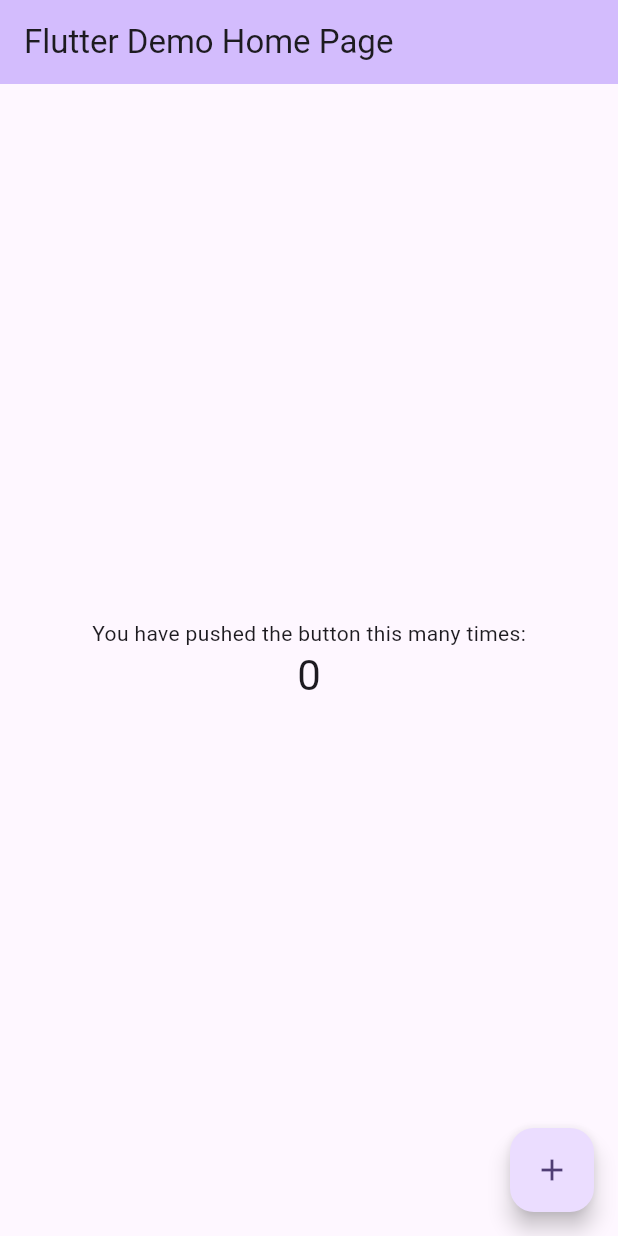
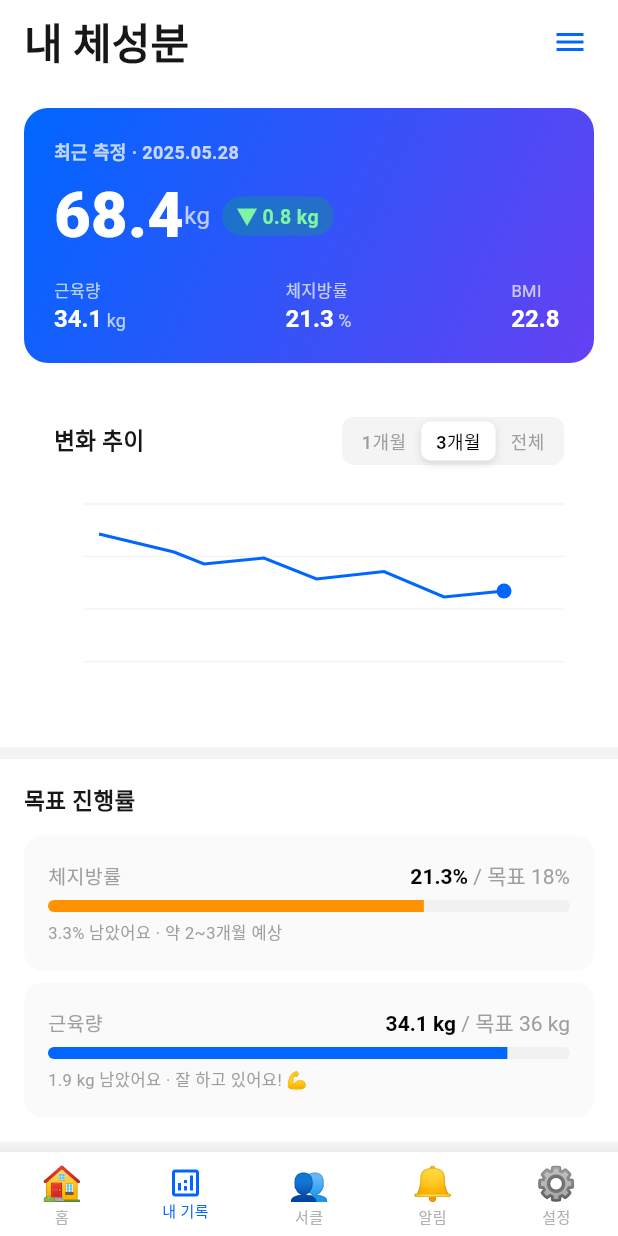
Before and after one commit to leeChaRam/FitMateFlutter, a Flutter app: the screen it shows after launch, on a phone screen of 412 x 824 dp. Run offline on Flutter 3.47's test engine with Material 3 defaults, Android fonts, the phone set to English and light mode, and no system bars.

Commit message:
fitmate dashbord create

```diff
--- a/lib/main.dart
+++ b/lib/main.dart
@@ -1,122 +1,72 @@
 import 'package:flutter/material.dart';
+import 'theme/FitMateTheme.dart';
+// 대쉬보드 화면 import
+import 'screens/dashboard.dart';
 
 void main() {
-  runApp(const MyApp());
+  runApp(const FitMateApp());
 }
 
-class MyApp extends StatelessWidget {
-  const MyApp({super.key});
+class FitMateApp extends StatelessWidget {
+  const FitMateApp({super.key});
 
   // This widget is the root of your application.
   @override
   Widget build(BuildContext context) {
     return MaterialApp(
-      title: 'Flutter Demo',
-      theme: ThemeData(
-        // This is the theme of your application.
-        //
-        // TRY THIS: Try running your application with "flutter run". You'll see
-        // the application has a purple toolbar. Then, without quitting the app,
-        // try changing the seedColor in the colorScheme below to Colors.green
-        // and then invoke "hot reload" (save your changes or press the "hot
-        // reload" button in a Flutter-supported IDE, or press "r" if you used
-        // the command line to start the app).
-        //
-        // Notice that the counter didn't reset back to zero; the application
-        // state is not lost during the reload. To reset the state, use hot
-        // restart instead.
-        //
-        // This works for code too, not just values: Most code changes can be
-        // tested with just a hot reload.
-        colorScheme: .fromSeed(seedColor: Colors.deepPurple),
-      ),
-      home: const MyHomePage(title: 'Flutter Demo Home Page'),
+      title: 'FitMate',
+      theme: FitMateTheme.lightTheme,
+      darkTheme: FitMateTheme.darkTheme,
+      themeMode: ThemeMode.system,
+      home: const MainNavigationScreen(),
+      debugShowCheckedModeBanner: false,
     );
   }
 }
 
-class MyHomePage extends StatefulWidget {
-  const MyHomePage({super.key, required this.title});
-
-  // This widget is the home page of your application. It is stateful, meaning
-  // that it has a State object (defined below) that contains fields that affect
-  // how it looks.
-
-  // This class is the configuration for the state. It holds the values (in this
-  // case the title) provided by the parent (in this case the App widget) and
-  // used by the build method of the State. Fields in a Widget subclass are
-  // always marked "final".
-
-  final String title;
+class MainNavigationScreen extends StatefulWidget {
+  const MainNavigationScreen({super.key});
 
   @override
-  State<MyHomePage> createState() => _MyHomePageState();
+  State<MainNavigationScreen> createState() => _MainNavigationScreenState();
 }
 
-class _MyHomePageState extends State<MyHomePage> {
-  int _counter = 0;
+class _MainNavigationScreenState extends State<MainNavigationScreen> {
+  int _selectedIndex = 1; // HTML 기본 상태인 '내 기록' 탭 활성화
 
-  void _incrementCounter() {
-    setState(() {
-      // This call to setState tells the Flutter framework that something has
-      // changed in this State, which causes it to rerun the build method below
-      // so that the display can reflect the updated values. If we changed
-      // _counter without calling setState(), then the build method would not be
-      // called again, and so nothing would appear to happen.
-      _counter++;
-    });
-  }
+  final List<Widget> _screens = [
+    const Center(child: Text('홈 화면'),),
+    const BodyCompositionsDashboard(),
+    const Center(child: Text('서클 화면')),
+    const Center(child: Text('알림 화면')),
+    const Center(child: Text('설정 화면')),
+  ];
 
   @override
   Widget build(BuildContext context) {
-    // This method is rerun every time setState is called, for instance as done
-    // by the _incrementCounter method above.
-    //
-    // The Flutter framework has been optimized to make rerunning build methods
-    // fast, so that you can just rebuild anything that needs updating rather
-    // than having to individually change instances of widgets.
     return Scaffold(
-      appBar: AppBar(
-        // TRY THIS: Try changing the color here to a specific color (to
-        // Colors.amber, perhaps?) and trigger a hot reload to see the AppBar
-        // change color while the other colors stay the same.
-        backgroundColor: Theme.of(context).colorScheme.inversePrimary,
-        // Here we take the value from the MyHomePage object that was created by
-        // the App.build method, and use it to set our appbar title.
-        title: Text(widget.title),
+      body: IndexedStack(
+        index: _selectedIndex,
+        children: _screens,
       ),
-      body: Center(
-        // Center is a layout widget. It takes a single child and positions it
-        // in the middle of the parent.
-        child: Column(
-          // Column is also a layout widget. It takes a list of children and
-          // arranges them vertically. By default, it sizes itself to fit its
-          // children horizontally, and tries to be as tall as its parent.
-          //
-          // Column has various properties to control how it sizes itself and
-          // how it positions its children. Here we use mainAxisAlignment to
-          // center the children vertically; the main axis here is the vertical
-          // axis because Columns are vertical (the cross axis would be
-          // horizontal).
-          //
-          // TRY THIS: Invoke "debug painting" (choose the "Toggle Debug Paint"
-          // action in the IDE, or press "p" in the console), to see the
-          // wireframe for each widget.
-          mainAxisAlignment: .center,
-          children: [
-            const Text('You have pushed the button this many times:'),
-            Text(
-              '$_counter',
-              style: Theme.of(context).textTheme.headlineMedium,
-            ),
-          ],
-        ),
-      ),
-      floatingActionButton: FloatingActionButton(
-        onPressed: _incrementCounter,
-        tooltip: 'Increment',
-        child: const Icon(Icons.add),
+      bottomNavigationBar: BottomNavigationBar(
+        currentIndex: _selectedIndex,
+        onTap: (index) => setState(() => _selectedIndex = index),
+        type: BottomNavigationBarType.fixed,
+        selectedItemColor: FitMateTheme.colorPrimary,
+        unselectedItemColor: Theme.of(context).colorScheme.outlineVariant,
+        selectedLabelStyle: const TextStyle(fontSize: 10, fontWeight: FontWeight.w500),
+        unselectedLabelStyle: const TextStyle(fontSize: 10, fontWeight: FontWeight.w500),
+        items: const [
+          BottomNavigationBarItem(icon: Text('🏠', style: TextStyle(fontSize: 22)), label: '홈'),
+          BottomNavigationBarItem(icon: Icon(Icons.analytics_outlined), label: '내 기록'),
+          BottomNavigationBarItem(icon: Text('👥', style: TextStyle(fontSize: 22)), label: '서클'),
+          BottomNavigationBarItem(icon: Text('🔔', style: TextStyle(fontSize: 22)), label: '알림'),
+          BottomNavigationBarItem(icon: Text('⚙️', style: TextStyle(fontSize: 22)), label: '설정'),
+        ],
       ),
     );
   }
+
+
 }
--- /dev/null
+++ b/lib/screens/dashboard.dart
@@ -0,0 +1,301 @@
+import 'package:flutter/material.dart';
+import 'package:fitmate_flutter/theme/FitMateTheme.dart';
+import 'package:fitmate_flutter/screens/input_screen.dart';
+
+class BodyCompositionsDashboard extends StatelessWidget {
+  const BodyCompositionsDashboard({super.key});
+
+  @override
+  Widget build(BuildContext context) {
+    final cs = Theme.of(context).colorScheme;
+
+    return Scaffold(
+      appBar: AppBar(
+        title: Text('내 체성분', style: TextStyle(fontSize: 28, fontWeight: FontWeight.bold, color: cs.onSurface)),
+        elevation: 0,
+        backgroundColor: Colors.transparent,
+        actions : [
+          IconButton(
+            onPressed: () {},
+            icon: const Icon(Icons.menu, color: FitMateTheme.colorPrimary),
+          ),
+          const SizedBox(width: 8),
+        ],
+      ),
+      body: SingleChildScrollView(
+        padding: const EdgeInsets.only(bottom: 40),
+        child: Column(
+          crossAxisAlignment: CrossAxisAlignment.start,
+          children: [
+            // 최신 측정 요약 그라데이션 카드
+            Padding(
+              padding: const EdgeInsets.all(16.0),
+              child: Container(
+                padding: const EdgeInsets.all(20),
+                decoration: BoxDecoration(
+                  gradient: const LinearGradient(
+                    colors: [FitMateTheme.colorPrimary, Color(0xff6541F2)],
+                    begin: Alignment.topLeft,
+                    end: Alignment.bottomRight,
+                  ),
+                  borderRadius:  BorderRadius.circular(FitMateTheme.radiusLg),
+                ),
+                child: Column(
+                  crossAxisAlignment: CrossAxisAlignment.start,
+                  children: [
+                    Text('최근 측정 · 2025.05.28', style: TextStyle(fontSize: 12, color: Colors.white.withOpacity(0.75), fontWeight: FontWeight.w600)),
+                    const SizedBox(height: 4),
+                    Row(
+                      // alignment: Alignment.baseline,
+                      textBaseline: TextBaseline.alphabetic,
+                      children: [
+                        const Text('68.4', style: TextStyle(fontSize: 42, fontWeight: FontWeight.w900, color: Colors.white)),
+                        const Text('kg', style: TextStyle(fontSize: 16, color: Colors.white70)),
+                        const SizedBox(width: 8),
+                        Container(
+                          padding: const EdgeInsets.symmetric(horizontal: 10, vertical: 3),
+                          decoration: BoxDecoration(color: const Color(0x4000BF40), borderRadius: BorderRadius.circular(99)),
+                          child: const Text('▼ 0.8 kg', style: TextStyle(fontSize: 13, color: Color(0xff7DF5A5), fontWeight: FontWeight.w600)),
+                        )
+                      ],
+                    ),
+                    const SizedBox(height: 12),
+                    Row(
+                      mainAxisAlignment: MainAxisAlignment.spaceBetween,
+                      children: [
+                        _buildSummaryItem('근육량', '34.1', 'kg'),
+                        _buildSummaryItem('체지방률', '21.3', '%'),
+                        _buildSummaryItem('BMI', '22.8', ''),
+                      ],
+                    )
+                  ],
+                ),
+              ),
+            ),
+
+            // 변화 추이 차트 카드
+
+            Padding(
+              padding: const EdgeInsets.symmetric(horizontal: 16),
+              child: Card(
+                elevation: 0,
+                shape: RoundedRectangleBorder(borderRadius: BorderRadius.circular(FitMateTheme.radiusLg)),
+                child: Padding(
+                  padding: const EdgeInsets.all(16.0),
+                  child: Column(
+                    children: [
+                      Row(
+                        mainAxisAlignment: MainAxisAlignment.spaceBetween,
+                        children: [
+                          Text('변화 추이', style: TextStyle(fontSize: 15, fontWeight: FontWeight.w600, color: cs.onSurface)),
+                          Container(
+                            padding: const EdgeInsets.all(3),
+                            decoration: BoxDecoration(color: Theme.of(context).dividerColor, borderRadius: BorderRadius.circular(FitMateTheme.radiusSm)),
+                            child: Row(
+                              children: [
+                                _buildTabButton('1개월', false),
+                                _buildTabButton('3개월', true),
+                                _buildTabButton('전체', false),
+                              ],
+                            ),
+                          )
+                        ],
+                      ),
+                      const SizedBox(height: 16),
+                      SizedBox(
+                        height: 140,
+                        width: double.infinity,
+                        child: CustomPaint(painter: ChartPainter(isDark: Theme.of(context).brightness == Brightness.dark)),
+
+                      ),
+                    ],
+                  ),
+                ),
+              ),
+            ),
+
+            const SizedBox(height: 12),
+            Container(height: 8,color: Theme.of(context).dividerColor),
+
+            // 목표 진행률 세션
+            Padding(
+              padding: const EdgeInsets.all(16.0),
+              child: Column(
+                crossAxisAlignment: CrossAxisAlignment.start,
+                children: [
+                  Text('목표 진행률', style: TextStyle(fontSize: 15, fontWeight: FontWeight.w600, color: cs.onSurface)),
+                  const SizedBox(height: 12),
+                  _buildProgressBar('체지방률', '21.3%', '목표 18%', 0.72, '3.3% 남았어요 · 약 2~3개월 예상', [FitMateTheme.colorWarning, FitMateTheme.colorDanger]),
+                  const SizedBox(height: 8),
+                  _buildProgressBar('근육량', '34.1 kg', '목표 36 kg', 0.88, '1.9 kg 남았어요 · 잘 하고 있어요! 💪', [FitMateTheme.colorPrimary, FitMateTheme.colorPositive]),
+                ],
+              ),
+            ),
+
+            Container(height: 8, color: Theme.of(context).dividerColor),
+
+            //세부 지표 타이틀 및 그리드
+            Padding(
+              padding: const EdgeInsets.fromLTRB(16, 16, 16, 4),
+              child: Text('세부 지표', style: TextStyle(fontSize: 15, fontWeight: FontWeight.w600, color: cs.onSurface)),
+            ),
+            GridView.count(
+              shrinkWrap: true,
+              physics: const NeverScrollableScrollPhysics(),
+              crossAxisCount: 2,
+              childAspectRatio: 1.6,
+              padding: const EdgeInsets.symmetric(horizontal: 16, vertical: 8),
+              mainAxisExtent: 8,
+              crossAxisSpacing: 8,
+              children: [
+                _buildMetricTile(context, '체중', '68.4 kg', '▼ 0.8', FitMateTheme.colorDanger),
+                _buildMetricTile(context, '근육량', '34.1 kg', '▲ 0.3', FitMateTheme.colorPositive),
+                _buildMetricTile(context, '체지방량', '14.6 kg', '▼ 1.1', FitMateTheme.colorDanger),
+                _buildMetricTile(context, '체지방률', '21.3 %', '▼ 1.2', FitMateTheme.colorDanger),
+                _buildMetricTile(context, 'BMI', '22.8', '정상 범위', cs.outline, isNeu: true),
+                _buildMetricTile(context, '기초대사량', '1,648 kcal', '▲ 12', FitMateTheme.colorPositive),
+              ],
+            ),
+
+            // 새 기록 추가 버튼(CTA)
+            Padding(
+              padding: const EdgeInsetsGeometry.all(16.0),
+              child: SizedBox(
+                width: double.infinity,
+                height: 50,
+                child: ElevatedButton.icon(
+                  style: ElevatedButton.styleFrom(
+                    backgroundColor: FitMateTheme.colorPrimary,
+                    shape: RoundedRectangleBorder(borderRadius: BorderRadius.circular(FitMateTheme.radiusLg)),
+                  ),
+                  onPressed: (){
+                    // Navigator.push(context, MaterialPageRoute(builder: (_) => const BodyCompositionInputScreen()));
+                  },
+                  icon: const Icon(Icons.add, color: Colors.white),
+                  label: const Text('새 기록 추가', style: TextStyle(fontSize: 17, fontWeight: FontWeight.bold, color: Colors.white)),
+                ),
+              ),
+            ),
+          ],
+        ),
+      ),
+    );
+  }
+  Widget _buildSummaryItem(String label, String value, String unit) {
+    return Column(
+      crossAxisAlignment: CrossAxisAlignment.start,
+      children: [
+        Text(label, style: const TextStyle(fontSize: 11, color: Colors.white70)),
+        const SizedBox(height: 1),
+        RichText(
+          text: TextSpan(
+            text: value,
+            style: const TextStyle(fontSize: 16, fontWeight: FontWeight.bold, color: Colors.white),
+            children: [TextSpan(text: ' $unit', style: const TextStyle(fontSize: 12, fontWeight: FontWeight.normal, color: Colors.white70))],
+          ),
+        )
+      ],
+    );
+  }
+
+  Widget _buildTabButton(String text, bool isActive) {
+    return Container(
+      padding: const EdgeInsets.symmetric(horizontal: 10, vertical: 4),
+      decoration: BoxDecoration(
+        color: isActive ? Colors.white : Colors.transparent,
+        borderRadius: BorderRadius.circular(6),
+        boxShadow: isActive ? [const BoxShadow(color: Colors.black12, blurRadius: 4, offset: Offset(0, 2))] : [],
+      ),
+      child: Text(text, style: TextStyle(fontSize: 12, fontWeight: FontWeight.w500, color: isActive ? Colors.black : Colors.grey)),
+    );
+  }
+
+  Widget _buildProgressBar(String title, String current, String target, double progress, String sub, List<Color> colors) {
+    return Container(
+      padding: const EdgeInsets.all(16),
+      decoration: BoxDecoration(color: Colors.grey.withOpacity(0.05), borderRadius: BorderRadius.circular(FitMateTheme.radiusMd)),
+      child: Column(
+        crossAxisAlignment: CrossAxisAlignment.start,
+        children: [
+          Row(
+            mainAxisAlignment: MainAxisAlignment.spaceBetween,
+            children: [
+              Text(title, style: const TextStyle(fontSize: 13, color: Colors.grey)),
+              RichText(text: TextSpan(text: '$current ', style: const TextStyle(fontWeight: FontWeight.bold, color: Colors.black), children: [TextSpan(text: '/ $target', style: const TextStyle(fontWeight: FontWeight.normal, color: Colors.grey))])),
+            ],
+          ),
+          const SizedBox(height: 6),
+          ClipRRect(
+            borderRadius: BorderRadius.circular(99),
+            child: SizedBox(
+              height: 8,
+              child: LinearProgressIndicator(
+                value: progress,
+                backgroundColor: Colors.grey.withOpacity(0.1),
+                valueColor: AlwaysStoppedAnimation<Color>(colors.first),
+              ),
+            ),
+          ),
+          const SizedBox(height: 6),
+          Text(sub, style: const TextStyle(fontSize: 11, color: Colors.grey)),
+        ],
+      ),
+    );
+  }
+
+  Widget _buildMetricTile(BuildContext context, String label, String value, String delta, Color deltaColor, {bool isNeu = false}) {
+    return Container(
+      padding: const EdgeInsets.all(12),
+      decoration: BoxDecoration(color: Theme.of(context).cardColor, borderRadius: BorderRadius.circular(FitMateTheme.radiusMd)),
+      child: Column(
+        crossAxisAlignment: CrossAxisAlignment.start,
+        mainAxisAlignment: MainAxisAlignment.center,
+        children: [
+          Text(label, style: const TextStyle(fontSize: 12, color: Colors.grey)),
+          Text(value, style: const TextStyle(fontSize: 22, fontWeight: FontWeight.bold)),
+          const SizedBox(height: 4),
+          Container(
+            padding: const EdgeInsets.symmetric(horizontal: 6, vertical: 2),
+            decoration: BoxDecoration(color: deltaColor.withOpacity(0.15), borderRadius: BorderRadius.circular(99)),
+            child: Text(delta, style: TextStyle(fontSize: 12, color: deltaColor, fontWeight: FontWeight.bold)),
+          )
+        ],
+      ),
+    );
+  }
+}
+
+// 변화 추이 커스텀 페인터 (HTML 내부의 SVG 정밀 재현)
+class ChartPainter extends CustomPainter {
+  final bool isDark;
+  ChartPainter({required this.isDark});
+
+  @override
+  void paint(Canvas canvas, Size size) {
+    final textPaint = Paint()..color = Colors.grey;
+    final gridPaint = Paint()
+      ..color = Colors.grey.withOpacity(0.12)
+      ..strokeWidth = 1;
+
+    // 가로 가이드라인 그리기
+    for (double y in [10, 45, 80, 115]) {
+      canvas.drawLine(Offset(20, y), Offset(size.width, y), gridPaint);
+    }
+
+    // 체중 블루 선 그리기
+    final weightPath = Path()
+      ..moveTo(30, 30)..lineTo(80, 42)..lineTo(100, 50)..lineTo(140, 46)
+      ..lineTo(175, 60)..lineTo(220, 55)..lineTo(260, 72)..lineTo(300, 68);
+    final weightPaint = Paint()
+      ..color = FitMateTheme.colorPrimary
+      ..style = PaintingStyle.stroke
+      ..strokeWidth = 2;
+    canvas.drawPath(weightPath, weightPaint);
+
+    // 현재 포인터 점 찍기
+    canvas.drawCircle(const Offset(300, 68), 5, Paint()..color = FitMateTheme.colorPrimary);
+  }
+
+  @override
+  bool shouldRepaint(covariant CustomPainter oldDelegate) => false;
+}
--- /dev/null
+++ b/lib/theme/FitMateTheme.dart
@@ -0,0 +1,52 @@
+import 'package:flutter/material.dart';
+
+class FitMateTheme {
+  // Brand Colors
+  static const colorPrimary = Color(0xFF0066FF);
+  static const colorPrimaryHover = Color(0xFF005EEB);
+  static const colorPositive = Color(0xFF00BF40);
+  static const colorDanger = Color(0xFFFF4242);
+  static const colorWarning = Color(0xFFFF9200);
+
+  // Light Mode Colors
+  static final lightTheme = ThemeData(
+    brightness: Brightness.light,
+    scaffoldBackgroundColor: const Color(0xffffffff),
+    cardColor: const Color(0xFFF7F7F8),
+    dividerColor: const Color(0xFFF4F4F5),
+    colorScheme: const ColorScheme.light(
+      primary: colorPrimary,
+      secondary: Color(0xFFEAF2FE), // color-primary-subtle
+      surface: Color(0xFFFFFFFF), // bg-elevated
+      onPrimary: Colors.white,
+      onSurface: Color(0xFF171719), // fg-primary
+      onSecondary: Color(0xFF37383C), // fg-secondary
+      outline: Color(0xFF70737C), // fg-tertiary
+      outlineVariant: Color(0xFFAEB0B6), // fg-quaternary
+    ),
+  );
+
+  // Dark Mode Colors
+  static final darkTheme = ThemeData(
+    brightness: Brightness.dark,
+    scaffoldBackgroundColor: const Color(0xFF171719),
+    cardColor: const Color(0xFF1B1C1E),
+    dividerColor: const Color(0xFF212225),
+    colorScheme: const ColorScheme.dark(
+      primary: colorPrimary,
+      secondary: Color(0xff142237), // color-primary-subtle (dark)
+      surface: Color(0xFF292A2D), // bg-elevated
+      onPrimary: Colors.white,
+      onSurface: Color(0xFFF7F7F8), // fg-primary
+      onSecondary: Color(0xFFDBDCDF), // fg-secondary
+      outline: Color(0xFF70737C), // fg-tertiary
+      outlineVariant: Color(0xFF46474C), // fg-quaternary
+    ),
+  );
+
+  // Spacing & Radius Tokens
+  static const double radiusSm = 8.0;
+  static const double radiusMd = 12.0;
+  static const double radiusLg = 16.0;
+  static const double radiusXl = 24.0;
+}
```
Also changed, not shown: lib/screens/BodyInputScreen.dart (deleted, +0 -171 lines), lib/screens/input_screen.dart (added, +12 -0 lines), pubspec.lock.
